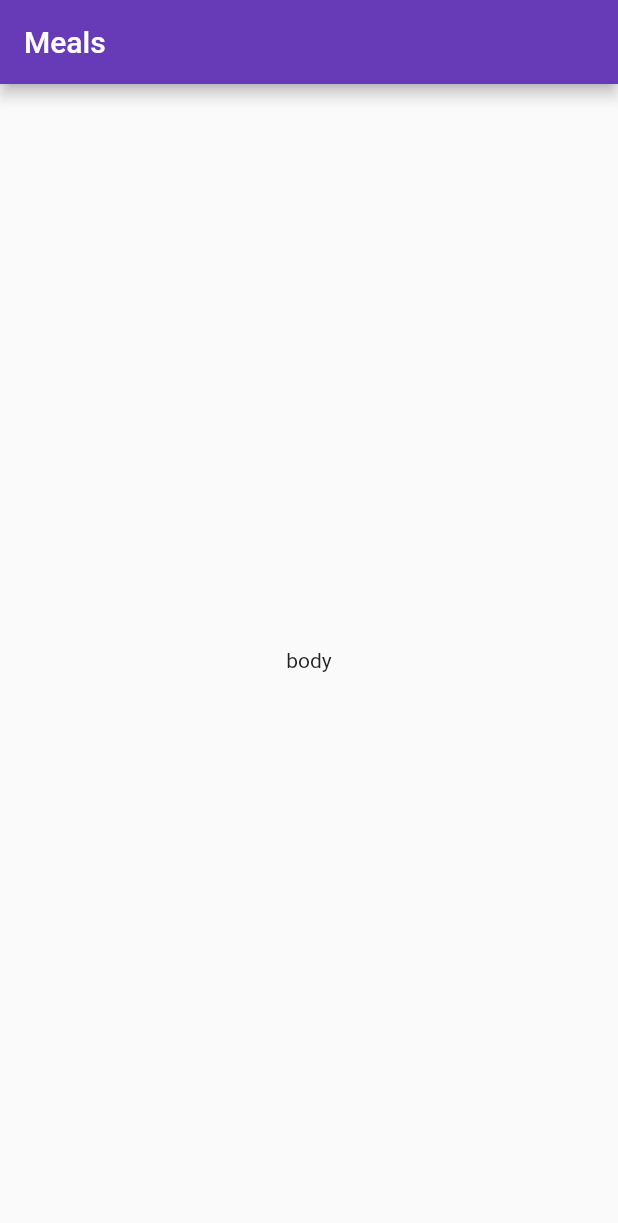
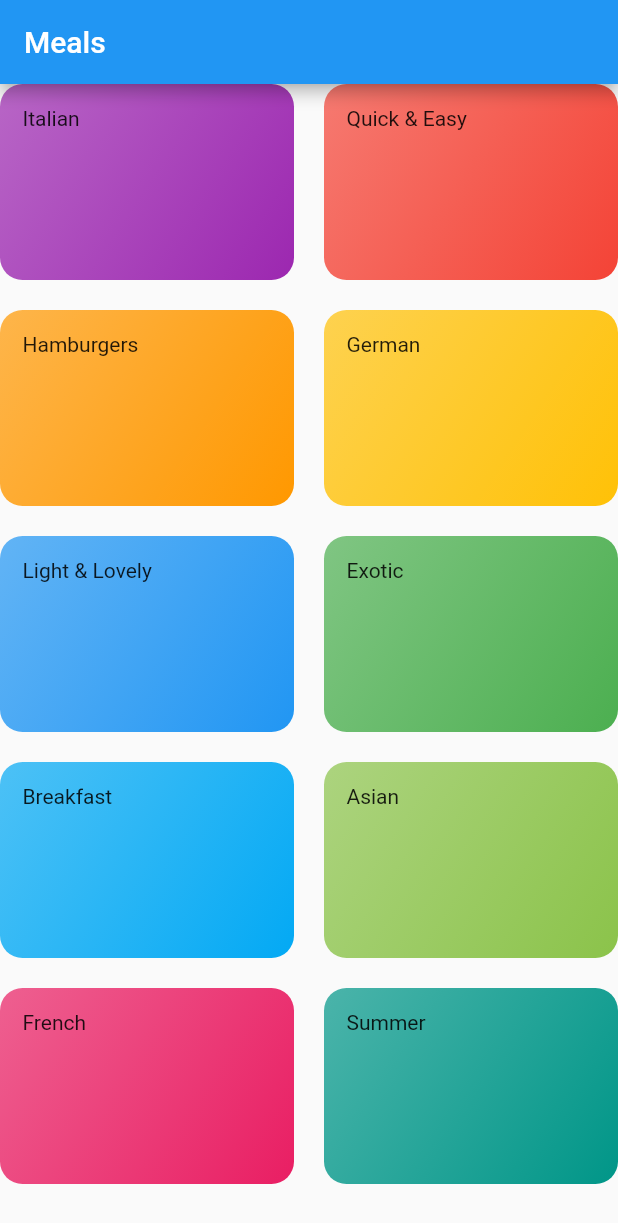
Before and after one commit to Christian-Adler/fluttertraining, a Flutter app: the screen it shows after launch, on a phone screen of 412 x 824 dp. Shown: the top 1223 px of the screen. Run offline on Flutter 3.47's test engine with Material 2 defaults, Android fonts, the phone set to English and light mode, and no system bars.

Commit message:
add categories_screen as homescreen

```diff
--- /dev/null
+++ b/07 multiple_screens/meals/lib/categories_screen.dart
@@ -0,0 +1,28 @@
+import 'package:flutter/material.dart';
+import 'package:meals/category_item.dart';
+import 'package:meals/dummy_data.dart';
+
+class CategoriesScreen extends StatelessWidget {
+  const CategoriesScreen({super.key});
+
+  @override
+  Widget build(BuildContext context) {
+    return Scaffold(
+      appBar: AppBar(
+        title: const Text("Meals"),
+      ),
+      body: GridView(
+        gridDelegate: const SliverGridDelegateWithMaxCrossAxisExtent(
+            maxCrossAxisExtent: 200,
+            childAspectRatio: 3 / 2,
+            crossAxisSpacing: 20,
+            mainAxisSpacing: 20),
+        children: [
+          ...DUMMY_CATEGORIES
+              .map((cData) => CategoryItem(cData.title, cData.color))
+              .toList(),
+        ],
+      ), // This trailing comma makes auto-formatting nicer for build methods.
+    );
+  }
+}
--- /dev/null
+++ b/07 multiple_screens/meals/lib/category_item.dart
@@ -0,0 +1,24 @@
+import 'package:flutter/material.dart';
+
+class CategoryItem extends StatelessWidget {
+  final String title;
+  final Color color;
+
+  const CategoryItem(this.title, this.color, {Key? key}) : super(key: key);
+
+  @override
+  Widget build(BuildContext context) {
+    return Container(
+      padding: const EdgeInsets.all(15),
+      // color: color,
+      decoration: BoxDecoration(
+        gradient: LinearGradient(
+            colors: [color.withOpacity(0.7), color],
+            begin: Alignment.topLeft,
+            end: Alignment.bottomRight),
+        borderRadius: BorderRadius.circular(15),
+      ),
+      child: Text(title),
+    );
+  }
+}
--- /dev/null
+++ b/07 multiple_screens/meals/lib/dummy_data.dart
@@ -0,0 +1,56 @@
+import 'package:flutter/material.dart';
+
+import './models/category.dart';
+
+const DUMMY_CATEGORIES = const [
+  Category(
+    id: 'c1',
+    title: 'Italian',
+    color: Colors.purple,
+  ),
+  Category(
+    id: 'c2',
+    title: 'Quick & Easy',
+    color: Colors.red,
+  ),
+  Category(
+    id: 'c3',
+    title: 'Hamburgers',
+    color: Colors.orange,
+  ),
+  Category(
+    id: 'c4',
+    title: 'German',
+    color: Colors.amber,
+  ),
+  Category(
+    id: 'c5',
+    title: 'Light & Lovely',
+    color: Colors.blue,
+  ),
+  Category(
+    id: 'c6',
+    title: 'Exotic',
+    color: Colors.green,
+  ),
+  Category(
+    id: 'c7',
+    title: 'Breakfast',
+    color: Colors.lightBlue,
+  ),
+  Category(
+    id: 'c8',
+    title: 'Asian',
+    color: Colors.lightGreen,
+  ),
+  Category(
+    id: 'c9',
+    title: 'French',
+    color: Colors.pink,
+  ),
+  Category(
+    id: 'c10',
+    title: 'Summer',
+    color: Colors.teal,
+  ),
+];
--- a/07 multiple_screens/meals/lib/main.dart
+++ b/07 multiple_screens/meals/lib/main.dart
@@ -1,4 +1,5 @@
 import 'package:flutter/material.dart';
+import 'package:meals/categories_screen.dart';
 
 void main() {
   runApp(const MyApp());
@@ -13,33 +14,9 @@ class MyApp extends StatelessWidget {
     return MaterialApp(
       title: 'Flutter Demo',
       theme: ThemeData(
-        primarySwatch: Colors.deepPurple,
+        primarySwatch: Colors.blue,
       ),
-      home: const MyHomePage(),
+      home: const CategoriesScreen(),
     );
   }
 }
-
-class MyHomePage extends StatefulWidget {
-  const MyHomePage({super.key});
-
-  @override
-  State<MyHomePage> createState() => _MyHomePageState();
-}
-
-class _MyHomePageState extends State<MyHomePage> {
-
-
-  @override
-  Widget build(BuildContext context) {
-
-    return Scaffold(
-      appBar: AppBar(
-        title: const Text("Meals"),
-      ),
-      body: Center(
-        child: Text("body"),
-      ), // This trailing comma makes auto-formatting nicer for build methods.
-    );
-  }
-}
--- /dev/null
+++ b/07 multiple_screens/meals/lib/models/category.dart
@@ -0,0 +1,10 @@
+import 'package:flutter/material.dart';
+
+class Category {
+  final String id;
+  final String title;
+  final Color color;
+
+  const Category(
+      {required this.id, required this.title, this.color = Colors.orange});
+}
```
